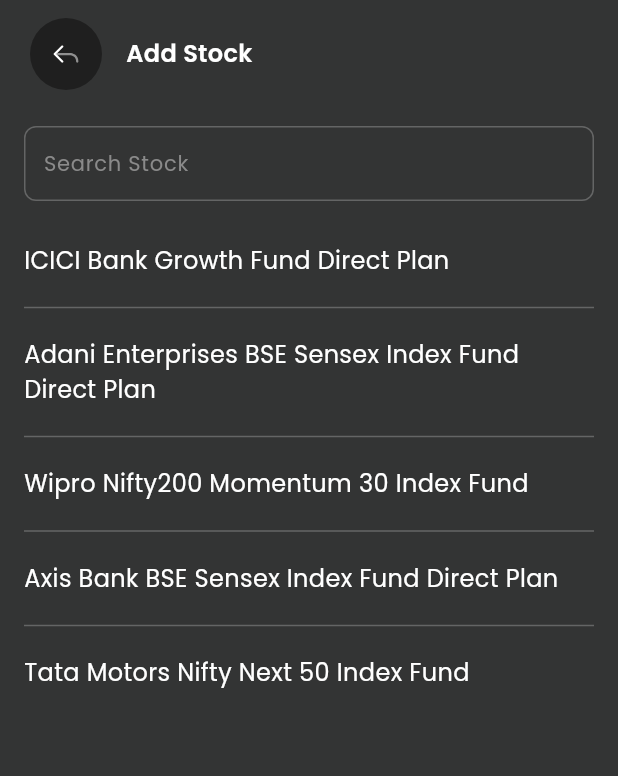
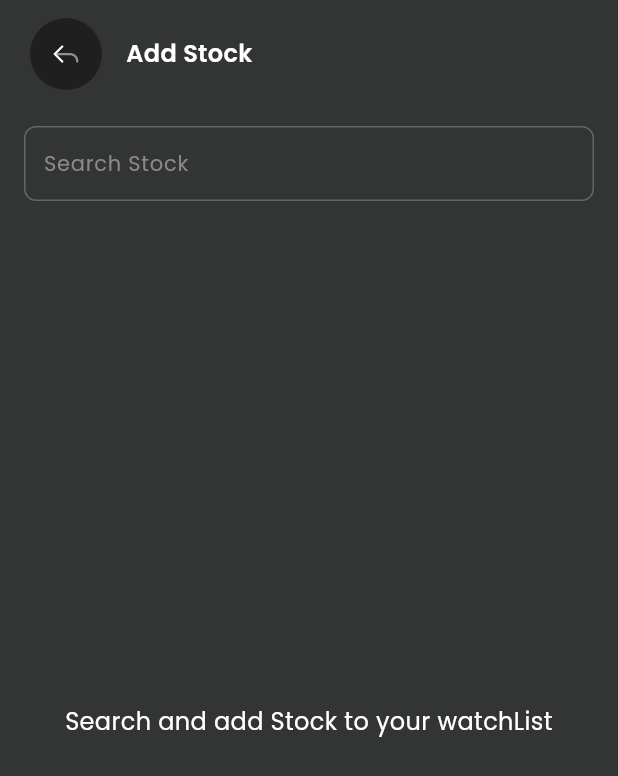
Before and after one commit to Abhishekpanchal07/stock_app, a Flutter app: the screen it shows after launch, on a phone screen of 412 x 824 dp. Shown: the top 776 px of the screen. Run offline on Flutter 3.47's test engine with Material 3 defaults, Android fonts, the phone set to English and light mode, and no system bars; our stand-ins replace connectivity_plus, dio, flutter_svg, get_it, hive_flutter; accounts and stored records are empty.

Commit message:
Add search Api

```diff
--- a/lib/core/constants/color_constants.dart
+++ b/lib/core/constants/color_constants.dart
@@ -10,5 +10,6 @@
   static const Color textColor = Colors.white;
   static const Color greyText = Colors.grey;
   static const Color whiteColor = Color(0xFFFFFFFF);
+   static const Color blackColor = Color(0xFF000000);
   static const Color accentColor = Color(0xFF00BFA6); // For FAB and similar accents
 }
--- /dev/null
+++ b/lib/core/constants/provider_constants.dart
@@ -0,0 +1,5 @@
+import 'package:beyond_stock_app/provider/search_stock_provider.dart';
+
+final providers = [
+  SearchStockProvider.provide()
+];
--- a/lib/core/constants/string_constants.dart
+++ b/lib/core/constants/string_constants.dart
@@ -6,6 +6,9 @@
   static const searchStock = 'Search Stock';
   static const addToWatchList = 'Add to watchlist';
   static const cancel = 'Cancel';
+  static const fetchingResults = "Fetching results...";
+  static const noMatchingResultFound = "No matching stocks found.";
+  static const searchAndAddStocks = "Search and add Stock to your watchList";
   static const noInternetErrorMessage = "No Internet Connection";
   static const requestCancelledErrorMessage = "Request was cancelled";
   static const anUnExpectedErrorOccuredErrorMessage =
--- a/lib/core/data/data_source/api_endpoint_constants.dart
+++ b/lib/core/data/data_source/api_endpoint_constants.dart
@@ -1,3 +1,5 @@
 class ApiEndPointConstants {
   static const baseUrl = "https://api.twelvedata.com/";
+  static const apiKey = "5d71c57bc47541ba980571bf2ab717bf";
+  static const searchEndPoint = 'quote';
 }
--- a/lib/main.dart
+++ b/lib/main.dart
@@ -1,10 +1,15 @@
 import 'package:beyond_stock_app/app_theme/app_theme.dart';
+import 'package:beyond_stock_app/core/constants/provider_constants.dart';
 import 'package:beyond_stock_app/core/constants/string_constants.dart';
+import 'package:beyond_stock_app/core/di/di_setup.dart';
 import 'package:beyond_stock_app/screens/add_stock.dart';
 import 'package:flutter/material.dart';
+import 'package:provider/provider.dart';
+
 final GlobalKey<ScaffoldMessengerState> scaffoldMessengerKey =
     GlobalKey<ScaffoldMessengerState>();
 void main() {
+  setUpLocator();
   runApp(const MyApp());
 }
 
@@ -14,11 +19,14 @@
   // This widget is the root of your application.
   @override
   Widget build(BuildContext context) {
-    return MaterialApp(
-      debugShowCheckedModeBanner: false,
-      title: StringConstants.appName,
-      theme: AppTheme.darkTheme,
-      home: const AddStock(),
+    return MultiProvider(
+      providers: providers,
+      child: MaterialApp(
+        debugShowCheckedModeBanner: false,
+        title: StringConstants.appName,
+        theme: AppTheme.darkTheme,
+        home: const AddStock(),
+      ),
     );
   }
 }
--- /dev/null
+++ b/lib/modals/search_result_model.dart
@@ -0,0 +1,238 @@
+// To parse this JSON data, do
+//
+//     final offlineDataModel = offlineDataModelFromJson(jsonString);
+
+import 'dart:convert';
+
+import 'package:hive_flutter/hive_flutter.dart';
+
+part 'search_result_model.g.dart';
+
+SearchResultModel offlineDataModelFromJson(String str) =>
+    SearchResultModel.fromJson(json.decode(str));
+
+String offlineDataModelToJson(SearchResultModel data) =>
+    json.encode(data.toJson());
+
+@HiveType(typeId: 1)
+class SearchResultModel {
+  @HiveField(1)
+  final String? symbol;
+  @HiveField(2)
+  final String? name;
+  @HiveField(3)
+  final String? exchange;
+  @HiveField(4)
+  final String? micCode;
+  @HiveField(5)
+  final String? currency;
+  @HiveField(6)
+  final DateTime? datetime;
+  @HiveField(7)
+  final int? timestamp;
+  @HiveField(8)
+  final int? lastQuoteAt;
+  @HiveField(9)
+  final String? open;
+  @HiveField(10)
+  final String? high;
+  @HiveField(11)
+  final String? low;
+  @HiveField(12)
+  final String? close;
+  @HiveField(13)
+  final String? volume;
+  @HiveField(14)
+  final String? previousClose;
+  @HiveField(15)
+  final String? change;
+  @HiveField(16)
+  final String? percentChange;
+  @HiveField(17)
+  final String? averageVolume;
+  @HiveField(18)
+  final bool? isMarketOpen;
+  @HiveField(19)
+  final FiftyTwoWeek? fiftyTwoWeek;
+
+  SearchResultModel({
+    this.symbol,
+    this.name,
+    this.exchange,
+    this.micCode,
+    this.currency,
+    this.datetime,
+    this.timestamp,
+    this.lastQuoteAt,
+    this.open,
+    this.high,
+    this.low,
+    this.close,
+    this.volume,
+    this.previousClose,
+    this.change,
+    this.percentChange,
+    this.averageVolume,
+    this.isMarketOpen,
+    this.fiftyTwoWeek,
+  });
+
+  SearchResultModel copyWith({
+    String? symbol,
+    String? name,
+    String? exchange,
+    String? micCode,
+    String? currency,
+    DateTime? datetime,
+    int? timestamp,
+    int? lastQuoteAt,
+    String? open,
+    String? high,
+    String? low,
+    String? close,
+    String? volume,
+    String? previousClose,
+    String? change,
+    String? percentChange,
+    String? averageVolume,
+    bool? isMarketOpen,
+    FiftyTwoWeek? fiftyTwoWeek,
+  }) =>
+      SearchResultModel(
+        symbol: symbol ?? this.symbol,
+        name: name ?? this.name,
+        exchange: exchange ?? this.exchange,
+        micCode: micCode ?? this.micCode,
+        currency: currency ?? this.currency,
+        datetime: datetime ?? this.datetime,
+        timestamp: timestamp ?? this.timestamp,
+        lastQuoteAt: lastQuoteAt ?? this.lastQuoteAt,
+        open: open ?? this.open,
+        high: high ?? this.high,
+        low: low ?? this.low,
+        close: close ?? this.close,
+        volume: volume ?? this.volume,
+        previousClose: previousClose ?? this.previousClose,
+        change: change ?? this.change,
+        percentChange: percentChange ?? this.percentChange,
+        averageVolume: averageVolume ?? this.averageVolume,
+        isMarketOpen: isMarketOpen ?? this.isMarketOpen,
+        fiftyTwoWeek: fiftyTwoWeek ?? this.fiftyTwoWeek,
+      );
+
+  factory SearchResultModel.fromJson(Map<String, dynamic> json) =>
+      SearchResultModel(
+        symbol: json["symbol"],
+        name: json["name"],
+        exchange: json["exchange"],
+        micCode: json["mic_code"],
+        currency: json["currency"],
+        datetime:
+            json["datetime"] == null ? null : DateTime.parse(json["datetime"]),
+        timestamp: json["timestamp"],
+        lastQuoteAt: json["last_quote_at"],
+        open: json["open"],
+        high: json["high"],
+        low: json["low"],
+        close: json["close"],
+        volume: json["volume"],
+        previousClose: json["previous_close"],
+        change: json["change"],
+        percentChange: json["percent_change"],
+        averageVolume: json["average_volume"],
+        isMarketOpen: json["is_market_open"],
+        fiftyTwoWeek: json["fifty_two_week"] == null
+            ? null
+            : FiftyTwoWeek.fromJson(json["fifty_two_week"]),
+      );
+
+  Map<String, dynamic> toJson() => {
+        "symbol": symbol,
+        "name": name,
+        "exchange": exchange,
+        "mic_code": micCode,
+        "currency": currency,
+        "datetime":
+            "${datetime!.year.toString().padLeft(4, '0')}-${datetime!.month.toString().padLeft(2, '0')}-${datetime!.day.toString().padLeft(2, '0')}",
+        "timestamp": timestamp,
+        "last_quote_at": lastQuoteAt,
+        "open": open,
+        "high": high,
+        "low": low,
+        "close": close,
+        "volume": volume,
+        "previous_close": previousClose,
+        "change": change,
+        "percent_change": percentChange,
+        "average_volume": averageVolume,
+        "is_market_open": isMarketOpen,
+        "fifty_two_week": fiftyTwoWeek?.toJson(),
+      };
+}
+
+@HiveType(typeId: 2)
+class FiftyTwoWeek {
+  @HiveField(1)
+  final String? low;
+  @HiveField(2)
+  final String? high;
+  @HiveField(3)
+  final String? lowChange;
+  @HiveField(4)
+  final String? highChange;
+  @HiveField(5)
+  final String? lowChangePercent;
+  @HiveField(6)
+  final String? highChangePercent;
+  @HiveField(7)
+  final String? range;
+
+  FiftyTwoWeek({
+    this.low,
+    this.high,
+    this.lowChange,
+    this.highChange,
+    this.lowChangePercent,
+    this.highChangePercent,
+    this.range,
+  });
+
+  FiftyTwoWeek copyWith({
+    String? low,
+    String? high,
+    String? lowChange,
+    String? highChange,
+    String? lowChangePercent,
+    String? highChangePercent,
+    String? range,
+  }) =>
+      FiftyTwoWeek(
+        low: low ?? this.low,
+        high: high ?? this.high,
+        lowChange: lowChange ?? this.lowChange,
+        highChange: highChange ?? this.highChange,
+        lowChangePercent: lowChangePercent ?? this.lowChangePercent,
+        highChangePercent: highChangePercent ?? this.highChangePercent,
+        range: range ?? this.range,
+      );
+
+  factory FiftyTwoWeek.fromJson(Map<String, dynamic> json) => FiftyTwoWeek(
+        low: json["low"],
+        high: json["high"],
+        lowChange: json["low_change"],
+        highChange: json["high_change"],
+        lowChangePercent: json["low_change_percent"],
+        highChangePercent: json["high_change_percent"],
+        range: json["range"],
+      );
+
+  Map<String, dynamic> toJson() => {
+        "low": low,
+        "high": high,
+        "low_change": lowChange,
+        "high_change": highChange,
+        "low_change_percent": lowChangePercent,
+        "high_change_percent": highChangePercent,
+        "range": range,
+      };
+}
--- /dev/null
+++ b/lib/repository/search_stock_api_service.dart
@@ -0,0 +1,57 @@
+import 'dart:developer';
+
+import 'package:beyond_stock_app/core/data/data_source/api_endpoint_constants.dart';
+import 'package:beyond_stock_app/core/data/data_source/api_service.dart';
+import 'package:beyond_stock_app/enums/api_request_enum.dart';
+import 'package:beyond_stock_app/modals/search_result_model.dart';
+
+class SearchStockApiService {
+  // Private constructor
+  SearchStockApiService._privateConstructor();
+
+  // Singleton instance
+  static final SearchStockApiService _instance =
+      SearchStockApiService._privateConstructor();
+
+  // Factory constructor to return the same instance
+  factory SearchStockApiService() => _instance;
+
+  // ApiService instance
+  final ApiService apiService = const ApiService();
+
+  Future<SearchResultModel?> searchStock({required String query}) async {
+    try {
+      final response = await apiService.makeApiRequest(
+        method: ApiRequestEmun.get.name,
+        endpoint: ApiEndPointConstants.searchEndPoint,
+        queryParameters: {
+          "symbol": query,
+          "apikey": ApiEndPointConstants.apiKey,
+        },
+      );
+
+      if (response.statusCode == 200 && response.data != null) {
+        final data = response.data;
+
+        // Check for API error inside the 200 response
+        if (data is Map &&
+            data.containsKey('status') &&
+            data['status'] == 'error') {
+          log("API returned error: ${data['message']}");
+          return null;
+        }
+
+        final responseData = SearchResultModel.fromJson(data);
+        log("Stock search result: $responseData");
+        return responseData;
+      } else {
+        log("Unexpected status code: ${response.statusCode}");
+        return null;
+      }
+    } catch (e, stacktrace) {
+      log("Error occurred while fetching stock: $e");
+      log("Stacktrace: $stacktrace");
+      return null;
+    }
+  }
+}
--- a/lib/screens/add_stock.dart
+++ b/lib/screens/add_stock.dart
@@ -1,23 +1,19 @@
 import 'package:beyond_stock_app/core/constants/color_constants.dart';
 import 'package:beyond_stock_app/core/constants/string_constants.dart';
+import 'package:beyond_stock_app/view_model/search_stock_viewmodel.dart';
 import 'package:beyond_stock_app/widgets/common_helper_widgets/custom_app_bar.dart';
 import 'package:beyond_stock_app/widgets/common_helper_widgets/custom_bottom_sheet.dart';
 import 'package:beyond_stock_app/widgets/common_helper_widgets/custom_button.dart';
+import 'package:beyond_stock_app/widgets/common_helper_widgets/custom_loader.dart';
 import 'package:beyond_stock_app/widgets/common_helper_widgets/custom_search_bar.dart';
 import 'package:flutter/material.dart';
+import 'package:provider/provider.dart';
 
 class AddStock extends StatelessWidget {
   const AddStock({super.key});
 
   @override
   Widget build(BuildContext context) {
-    final List<String> stockList = [
-      'ICICI Bank Growth Fund Direct Plan',
-      'Adani Enterprises BSE Sensex Index Fund Direct Plan',
-      'Wipro Nifty200 Momentum 30 Index Fund',
-      'Axis Bank BSE Sensex Index Fund Direct Plan',
-      'Tata Motors Nifty Next 50 Index Fund',
-    ];
     return GestureDetector(
       onTap: () => FocusScope.of(context).unfocus(),
       child: Scaffold(
@@ -31,7 +27,114 @@
           child: Column(
             children: [
               // Search Bar
-              CustomSearchBar(),
+              Consumer<SearchStockViewmodel>(
+                builder: (context, viewModel, child) {
+                  return CustomSearchBar(
+                    onChanged: viewModel.onSearchTextChanged,
+                  );
+                },
+              ),
+
+              const SizedBox(height: 16),
+
+              Expanded(
+                child: Selector<SearchStockViewmodel, bool>(
+                  selector: (_, vm) => vm.showProgressLoader,
+                  builder: (_, showLoader, __) {
+                    if (showLoader) {
+                      return const CustomLoader(
+                          message: StringConstants.fetchingResults);
+                    }
+
+                    return Consumer<SearchStockViewmodel>(
+                      builder: (_, vm, __) {
+                        final stockList = vm.searchResultList;
+
+                        if (stockList.isEmpty) {
+                          return Center(
+                            child: Text(
+                              vm.hasSearched
+                                  ? StringConstants.noMatchingResultFound
+                                  : StringConstants.searchAndAddStocks,
+                              style: const TextStyle(color: Colors.white),
+                              textAlign: TextAlign.center,
+                            ),
+                          );
+                        }
+
+                        return ListView.separated(
+                          itemCount: stockList.length,
+                          itemBuilder: (context, index) {
+                            final item = stockList[index];
+
+                            return GestureDetector(
+                              onTap: () {
+                                showCustomBottomSheet(
+                                  context: context,
+                                  title: StringConstants.addToWatchList,
+                                  description:
+                                      StringConstants.followingStockAddedText,
+                                  content: item.name ?? 'Unknown Stock',
+                                  istButton: CustomButton(
+                                    text: StringConstants.addToWatchList,
+                                    onPressed: () => Navigator.pop(context),
+                                    buttonColor: ColorConstants.whiteColor,
+                                    textColor: ColorConstants.blackColor,
+                                    borderColor: Colors.transparent,
+                                  ),
+                                  secondButton: CustomButton(
+                                    text: StringConstants.cancel,
+                                    buttonColor: ColorConstants.scaffoldBgColor,
+                                    textColor: ColorConstants.whiteColor,
+                                    borderColor: Colors.transparent,
+                                  ),
+                                );
+                              },
+                              child: Container(
+                                padding:
+                                    const EdgeInsets.symmetric(vertical: 12.0),
+                                child: Text(
+                                  item.name ?? '',
+                                  style: const TextStyle(
+                                    color: ColorConstants.whiteColor,
+                                    fontSize: 16,
+                                    overflow: TextOverflow.ellipsis,
+                                  ),
+                                  maxLines: 2,
+                                ),
+                              ),
+                            );
+                          },
+                          separatorBuilder: (_, __) => SizedBox(
+                            child: const Divider(
+                              color: ColorConstants.whiteColor,
+                              thickness: 1,
+                              height: 1,
+                            ),
+                          ),
+                        );
+                      },
+                    );
+                  },
+                ),
+              )
+            ],
+          ),
+        ),
+
+        /* body: Padding(
+          padding: const EdgeInsets.symmetric(horizontal: 16.0, vertical: 12),
+          child: Column(
+            children: [
+              // Search Bar
+              Consumer<SearchStockViewmodel>(
+                builder: (context, viewModel, child) {
+                  return CustomSearchBar(
+                    onChanged: viewModel.onSearchTextChanged,
+                  );
+                },
+              ),
+
               SizedBox(height: 16),
               // List
               Expanded(
@@ -87,7 +190,7 @@
               ),
             ],
           ),
-        ),
+        ), */
       ),
     );
   }
--- /dev/null
+++ b/lib/view_model/search_stock_viewmodel.dart
@@ -0,0 +1,109 @@
+import 'dart:async';
+import 'dart:developer';
+import 'package:beyond_stock_app/modals/search_result_model.dart';
+import 'package:beyond_stock_app/repository/search_stock_api_service.dart';
+import 'package:flutter/material.dart';
+
+/* class SearchStockViewmodel extends ChangeNotifier {
+  List<SearchResultModel> searchResultList = [];
+  bool _showProgressLoader = false;
+  bool get showProgressLoader => _showProgressLoader;
+
+  final searchStockApiService = SearchStockApiService();
+
+  Timer? _debounce;
+
+  void onSearchTextChanged(String query) {
+    if (_debounce?.isActive ?? false) _debounce?.cancel();
+
+    _debounce = Timer(const Duration(milliseconds: 500), () async {
+      if (query.isNotEmpty) {
+        await searchStock(query: query);
+      } else {
+        searchResultList.clear();
+        notifyListeners();
+      }
+    });
+  }
+
+  Future<void> searchStock({required String query}) async {
+    _showProgressLoader = true;
+    notifyListeners();
+    try {
+      searchResultList = await searchStockApiService.searchStock(query: query);
+
+      notifyListeners();
+    } catch (e) {
+      // handle error or show message
+    } finally {
+      _showProgressLoader = false;
+      notifyListeners();
+    }
+  }
+
+  @override
+  void dispose() {
+    _debounce?.cancel();
+    super.dispose();
+  }
+}
+ */
+class SearchStockViewmodel extends ChangeNotifier {
+  List<SearchResultModel> searchResultList = [];
+  bool _showProgressLoader = false;
+  bool get showProgressLoader => _showProgressLoader;
+
+  bool _hasSearched = false;
+  bool get hasSearched => _hasSearched;
+
+  final searchStockApiService = SearchStockApiService();
+
+  Timer? _debounce;
+
+  void onSearchTextChanged(String query) {
+    if (_debounce?.isActive ?? false) _debounce?.cancel();
+
+    _debounce = Timer(const Duration(milliseconds: 500), () async {
+      if (query.isNotEmpty) {
+        _hasSearched = true;
+        await searchStock(query: query);
+      } else {
+        _hasSearched = false;
+        searchResultList.clear();
+        notifyListeners();
+      }
+    });
+  }
+
+  Future<void> searchStock({required String query}) async {
+    _showProgressLoader = true;
+    notifyListeners();
+
+    try {
+      searchResultList.clear();
+
+      final results = await searchStockApiService.searchStock(query: query);
+      if (results != null) {
+        searchResultList.add(results);
+      } else {
+        _hasSearched = true;
+        notifyListeners();
+      }
+
+      log("SearchList after Response :$searchResultList");
+      notifyListeners();
+    } catch (e) {
+      log("Error Occurred when fetching stock:$e");
+      // handle error
+    } finally {
+      _showProgressLoader = false;
+      notifyListeners();
+    }
+  }
+
+  @override
+  void dispose() {
+    _debounce?.cancel();
+    super.dispose();
+  }
+}
--- a/lib/widgets/common_helper_widgets/custom_search_bar.dart
+++ b/lib/widgets/common_helper_widgets/custom_search_bar.dart
@@ -3,7 +3,9 @@
 import 'package:flutter/material.dart';
 
 class CustomSearchBar extends StatelessWidget {
-  const CustomSearchBar({super.key});
+  final ValueChanged<String> onChanged;
+
+  const CustomSearchBar({super.key, required this.onChanged});
 
   @override
   Widget build(BuildContext context) {
@@ -13,16 +15,18 @@
         border: Border.all(color: Colors.white24),
         borderRadius: BorderRadius.circular(8),
       ),
-      padding: EdgeInsets.symmetric(horizontal: 12),
+      padding: const EdgeInsets.symmetric(horizontal: 12),
       child: TextField(
         cursorColor: ColorConstants.searchStockColor,
-        style: TextStyle(color: Colors.white),
+        style: const TextStyle(color: Colors.white),
+        onChanged: onChanged,
         decoration: InputDecoration(
           hintText: StringConstants.searchStock,
           hintStyle: TextStyle(
-              color: ColorConstants.searchStockColor,
-              fontSize: 14,
-              fontFamily: StringConstants.fontFamily),
+            color: ColorConstants.searchStockColor,
+            fontSize: 14,
+            fontFamily: StringConstants.fontFamily,
+          ),
           border: InputBorder.none,
         ),
       ),
--- a/pubspec.yaml
+++ b/pubspec.yaml
@@ -38,6 +38,8 @@
   provider: ^6.1.5
   flutter_svg: ^2.2.0
   connectivity_plus: ^6.1.4
+  get_it: ^8.0.2
+  hive_flutter: ^1.1.0
 
 dev_dependencies:
   flutter_test:
@@ -49,6 +51,8 @@
   # package. See that file for information about deactivating specific lint
   # rules and activating additional ones.
   flutter_lints: ^5.0.0
+  hive_generator: ^2.0.1
+  build_runner: ^2.4.13
 
 # For information on the generic Dart part of this file, see the
 # following page: https://dart.dev/tools/pub/pubspec
```
Also changed, not shown: lib/core/data/data_source/api_service.dart (+11 -26 lines), lib/core/di/di_setup.dart (added, +9 -0 lines), lib/provider/search_stock_provider.dart (added, +12 -0 lines), lib/widgets/common_helper_widgets/custom_loader.dart (added, +35 -0 lines), lib/modals/search_result_model.g.dart (added).
